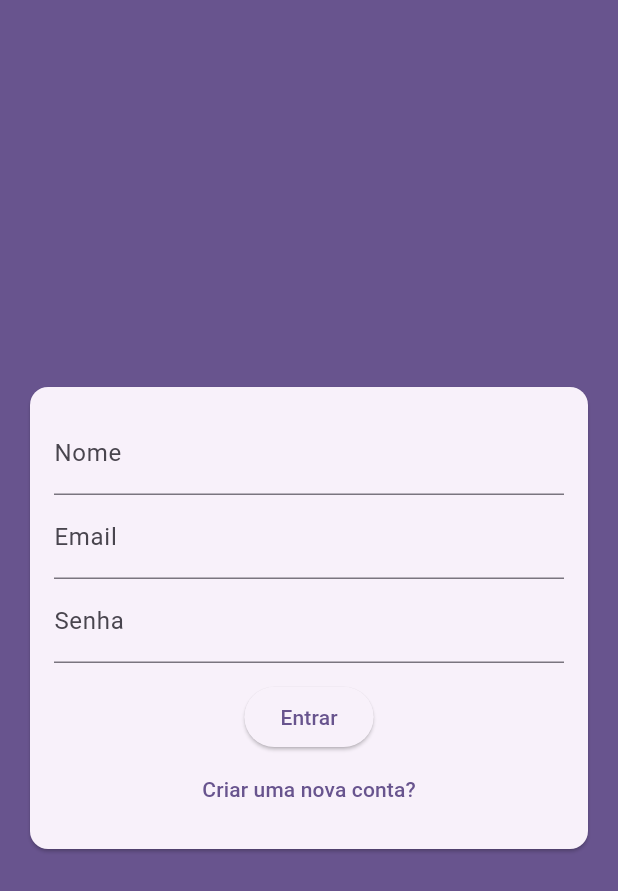
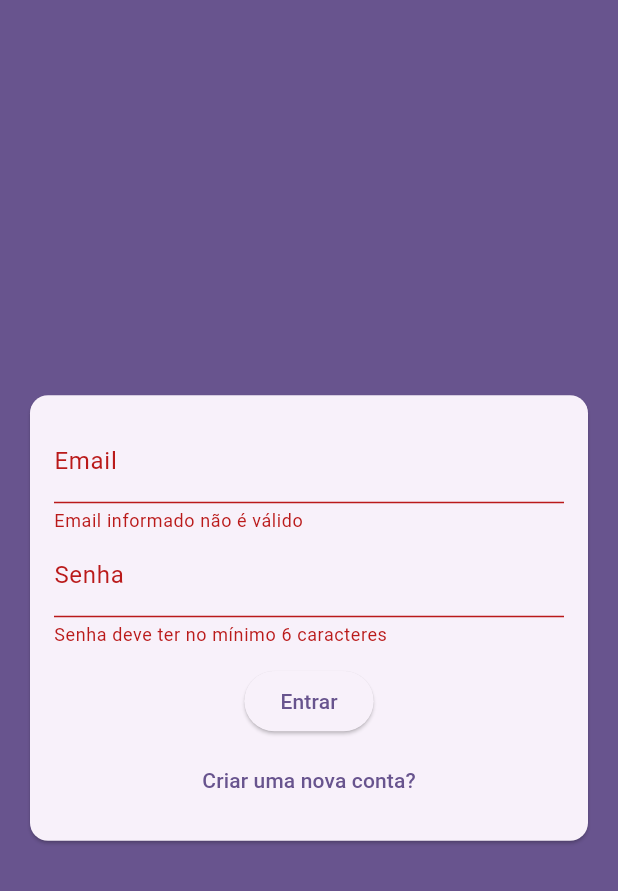
Before and after one commit to oJaciel/Chat-App, a Flutter app: the screen it shows after launch, after a tap on "Entrar", on a phone screen of 412 x 824 dp. Shown: the top 891 px of the screen. Run offline on Flutter 3.47's test engine with Material 3 defaults, Android fonts, the phone set to English and light mode, and no system bars.

Commit message:
Melhoras Formulário
Adicionada alternância para os modos de login e signup.

Vinculados atributos aos valores dos campos.

Criada validação para o formulário.

Passados os dados do formulário para a tela de autenticação.

Adicionado carregamento após o formulário ser submetido.

```diff
--- a/lib/components/auth_form.dart
+++ b/lib/components/auth_form.dart
@@ -1,7 +1,25 @@
+import 'package:chat/models/auth_form_data.dart';
 import 'package:flutter/material.dart';
 
-class AuthForm extends StatelessWidget {
-  const AuthForm({super.key});
+class AuthForm extends StatefulWidget {
+  final void Function(AuthFormData) onSubmit;
+
+  const AuthForm({required this.onSubmit, super.key});
+
+  @override
+  State<AuthForm> createState() => _AuthFormState();
+}
+
+class _AuthFormState extends State<AuthForm> {
+  final _formKey = GlobalKey<FormState>();
+  final _formData = AuthFormData();
+
+  void _submit() {
+    final isValid = _formKey.currentState?.validate() ?? false;
+    if (!isValid) return;
+
+    widget.onSubmit(_formData);
+  }
 
   @override
   Widget build(BuildContext context) {
@@ -10,19 +28,67 @@ class AuthForm extends StatelessWidget {
       child: Padding(
         padding: const EdgeInsets.all(16),
         child: Form(
+          key: _formKey,
           child: Column(
             children: [
-              TextFormField(decoration: InputDecoration(labelText: 'Nome')),
-              TextFormField(decoration: InputDecoration(labelText: 'Email')),
+              if (_formData.isSignup)
+                TextFormField(
+                  key: ValueKey('name'),
+                  initialValue: _formData.name,
+                  onChanged: (value) => _formData.name = value,
+                  decoration: InputDecoration(labelText: 'Nome'),
+                  validator: (_name) {
+                    final name = _name ?? '';
+                    if (name.trim().length < 5) {
+                      return 'Nome deve ter no mínimo 5 caracteres';
+                    }
+                    return null;
+                  },
+                ),
               TextFormField(
+                key: ValueKey('email'),
+                initialValue: _formData.email,
+                onChanged: (value) => _formData.email = value,
+                decoration: InputDecoration(labelText: 'Email'),
+                validator: (_email) {
+                  final email = _email ?? '';
+                  if (!email.contains('@')) {
+                    return 'Email informado não é válido';
+                  }
+                  return null;
+                },
+              ),
+              TextFormField(
+                key: ValueKey('password'),
+                initialValue: _formData.password,
+                onChanged: (value) => _formData.password = value,
                 obscureText: true,
                 decoration: InputDecoration(labelText: 'Senha'),
+                validator: (_password) {
+                  final password = _password ?? '';
+                  if (password.length < 6) {
+                    return 'Senha deve ter no mínimo 6 caracteres';
+                  }
+                  return null;
+                },
               ),
               SizedBox(height: 12),
-              ElevatedButton(onPressed: () {}, child: Text('Entrar')),
+              ElevatedButton(
+                onPressed: _submit,
+                child: Text(_formData.isLogin ? 'Entrar' : 'Cadastrar'),
+              ),
+              SizedBox(height: 5),
               TextButton(
-                onPressed: () {},
-                child: Text('Criar uma nova conta?'),
+                onPressed: () {
+                  setState(() {
+                    _formData.toggleAuthMode();
+                  });
+                },
+                child: Text(
+                  _formData.isLogin
+                      ? 'Criar uma nova conta?'
+                      : 'Já possui conta?',
+                ),
               ),
             ],
           ),
--- a/lib/pages/auth_page.dart
+++ b/lib/pages/auth_page.dart
@@ -1,17 +1,42 @@
 import 'package:chat/components/auth_form.dart';
+import 'package:chat/models/auth_form_data.dart';
 import 'package:flutter/material.dart';
 
-class AuthPage extends StatelessWidget {
+class AuthPage extends StatefulWidget {
   const AuthPage({super.key});
+
+  @override
+  State<AuthPage> createState() => _AuthPageState();
+}
+
+class _AuthPageState extends State<AuthPage> {
+  bool _isLoading = false;
+
+  void _handleSubmit(AuthFormData formData) {
+    setState(() => _isLoading = true);
+
+    print(formData.email);
+
+    setState(() => _isLoading = false);
+  }
 
   @override
   Widget build(BuildContext context) {
     return Scaffold(
       backgroundColor: Theme.of(context).primaryColor,
-      body: Center(
-        child: SingleChildScrollView(
-          child: AuthForm(),
-        ),
+      body: Stack(
+        children: [
+          Center(
+            child: SingleChildScrollView(
+              child: AuthForm(onSubmit: _handleSubmit),
+            ),
+          ),
+          if (_isLoading)
+            Container(
+              decoration: BoxDecoration(color: Color.fromRGBO(0, 0, 0, 0.5)),
+              child: Center(child: CircularProgressIndicator()),
+            ),
+        ],
       ),
     );
   }
```
